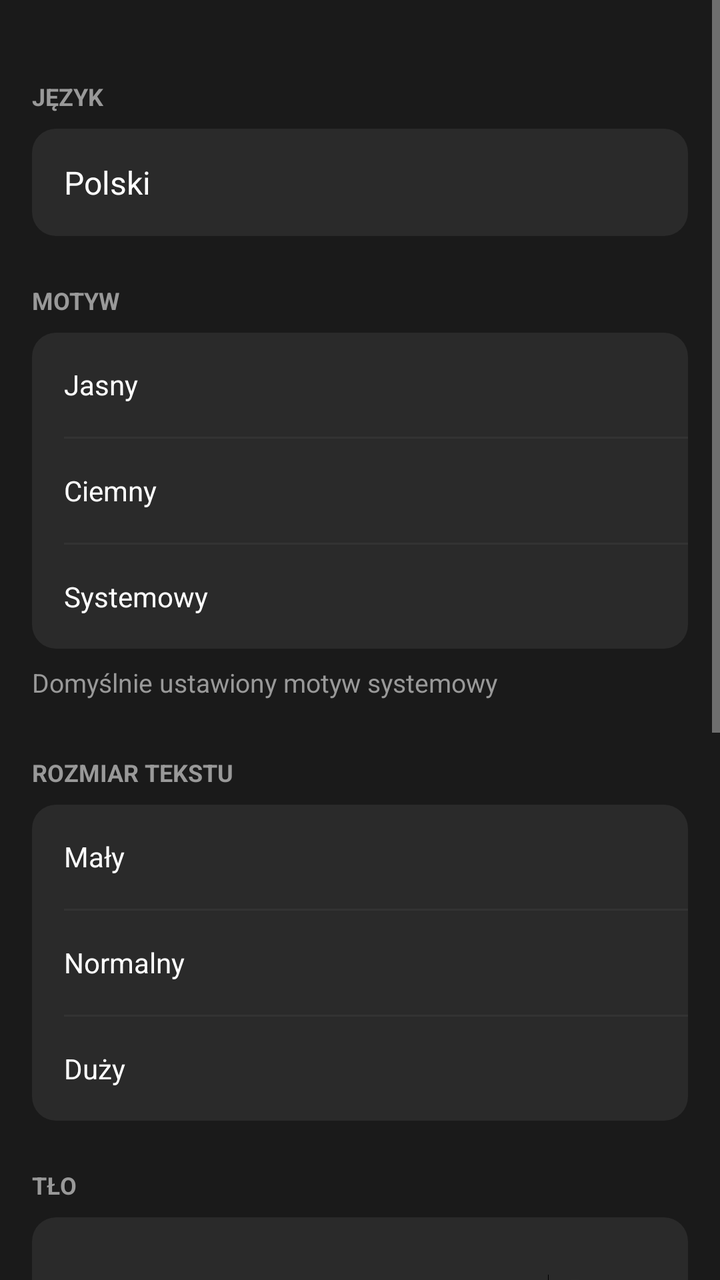
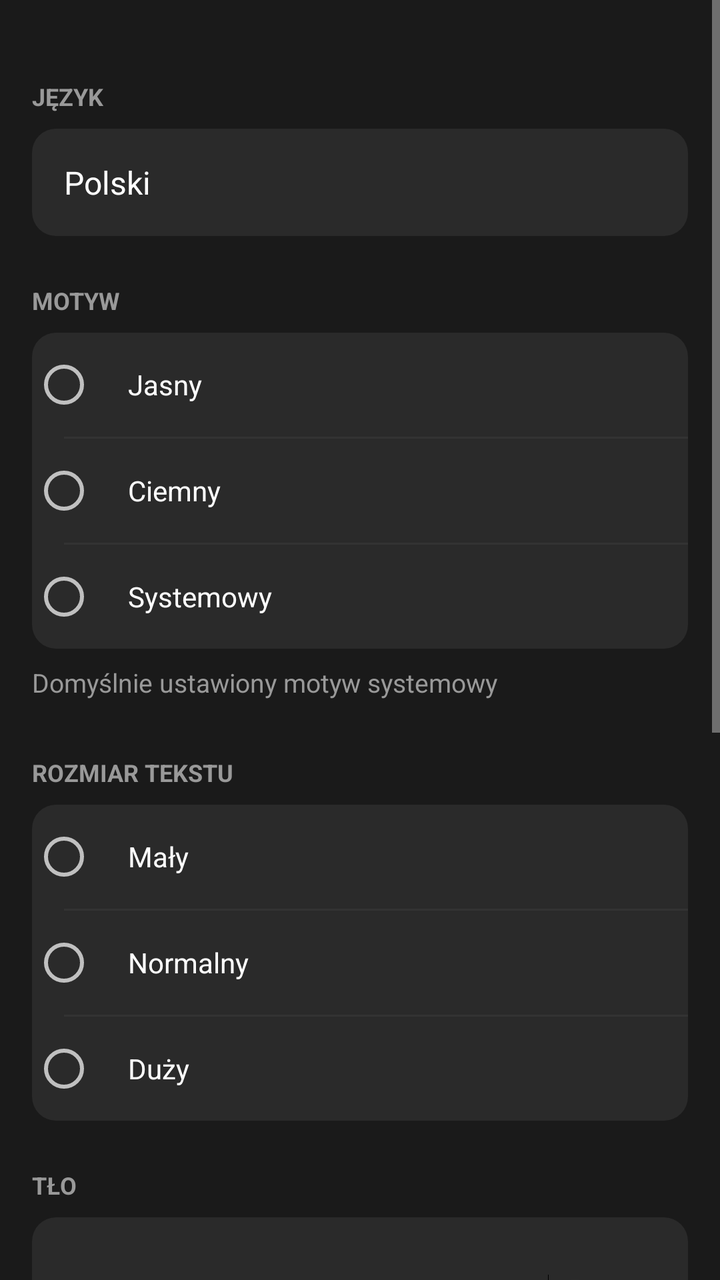

The first picture is an Android layout as it rendered before a commit; the second is the same layout after the commit. The layout source and the unified diff follow.
<!-- AndroidManifest.xml: application theme Theme.MarkaLista -->
<!-- res/layout/activity_settings.xml -->
<?xml version="1.0" encoding="utf-8"?>
<ScrollView xmlns:android="http://schemas.android.com/apk/res/android"
    android:layout_width="match_parent"
    android:layout_height="match_parent"
    android:background="#1a1a1a">

    <LinearLayout
        android:layout_width="match_parent"
        android:layout_height="wrap_content"
        android:orientation="vertical"
        android:paddingTop="16dp"
        android:paddingBottom="32dp">

        
        <TextView
            android:layout_width="match_parent"
            android:layout_height="wrap_content"
            android:text="JĘZYK"
            android:textColor="#999999"
            android:textSize="12sp"
            android:textStyle="bold"
            android:paddingLeft="16dp"
            android:paddingRight="16dp"
            android:paddingTop="24dp"
            android:paddingBottom="8dp" />

        <FrameLayout
            android:layout_width="match_parent"
            android:layout_height="wrap_content"
            android:layout_marginLeft="16dp"
            android:layout_marginRight="16dp"
            android:background="@drawable/card_background"
            android:padding="16dp">
            <TextView
                android:layout_width="match_parent"
                android:layout_height="wrap_content"
                android:text="Polski"
                android:textColor="#FFFFFF"
                android:textSize="16sp" />
        </FrameLayout>

        
        <TextView
            android:layout_width="match_parent"
            android:layout_height="wrap_content"
            android:text="MOTYW"
            android:textColor="#999999"
            android:textSize="12sp"
            android:textStyle="bold"
            android:paddingLeft="16dp"
            android:paddingRight="16dp"
            android:paddingTop="24dp"
            android:paddingBottom="8dp" />

        <LinearLayout
            android:layout_width="match_parent"
            android:layout_height="wrap_content"
            android:layout_marginLeft="16dp"
            android:layout_marginRight="16dp"
            android:orientation="vertical"
            android:background="@drawable/card_background">

            <RadioGroup
                android:id="@+id/themeGroup"
                android:layout_width="match_parent"
                android:layout_height="wrap_content"
                android:orientation="vertical">

                <RadioButton
                    android:id="@+id/themeLight"
                    android:layout_width="match_parent"
                    android:layout_height="52dp"
                    android:text="Jasny"
                    android:textColor="#FFFFFF"
                    android:gravity="center_vertical"
                    android:paddingLeft="16dp"
                    android:paddingRight="16dp"
                    android:button="@null"
                    android:drawableEnd="?attr/listChoiceIndicatorMultiple" />

                <View
                    android:layout_width="match_parent"
                    android:layout_height="1dp"
                    android:layout_marginLeft="16dp"
                    android:background="#333333" />

                <RadioButton
                    android:id="@+id/themeDark"
                    android:layout_width="match_parent"
                    android:layout_height="52dp"
                    android:text="Ciemny"
                    android:textColor="#FFFFFF"
                    android:gravity="center_vertical"
                    android:paddingLeft="16dp"
                    android:paddingRight="16dp"
                    android:button="@null"
                    android:drawableEnd="?attr/listChoiceIndicatorMultiple" />

                <View
                    android:layout_width="match_parent"
                    android:layout_height="1dp"
                    android:layout_marginLeft="16dp"
                    android:background="#333333" />

                <RadioButton
                    android:id="@+id/themeSystem"
                    android:layout_width="match_parent"
                    android:layout_height="52dp"
                    android:text="Systemowy"
                    android:textColor="#FFFFFF"
                    android:gravity="center_vertical"
                    android:paddingLeft="16dp"
                    android:paddingRight="16dp"
                    android:button="@null"
                    android:drawableEnd="?attr/listChoiceIndicatorMultiple" />
            </RadioGroup>
        </LinearLayout>

        <TextView
            android:layout_width="match_parent"
            android:layout_height="wrap_content"
            android:text="Domyślnie ustawiony motyw systemowy"
            android:textColor="#999999"
            android:textSize="13sp"
            android:paddingLeft="16dp"
            android:paddingRight="16dp"
            android:paddingTop="8dp"
            android:layout_marginBottom="4dp" />

        
        <TextView
            android:layout_width="match_parent"
            android:layout_height="wrap_content"
            android:text="ROZMIAR TEKSTU"
            android:textColor="#999999"
            android:textSize="12sp"
            android:textStyle="bold"
            android:paddingLeft="16dp"
            android:paddingRight="16dp"
            android:paddingTop="24dp"
            android:paddingBottom="8dp" />

        <LinearLayout
            android:layout_width="match_parent"
            android:layout_height="wrap_content"
            android:layout_marginLeft="16dp"
            android:layout_marginRight="16dp"
            android:orientation="vertical"
            android:background="@drawable/card_background">

            <RadioGroup
                android:id="@+id/textSizeGroup"
                android:layout_width="match_parent"
                android:layout_height="wrap_content"
                android:orientation="vertical">

                <RadioButton
                    android:id="@+id/textSmall"
                    android:layout_width="match_parent"
                    android:layout_height="52dp"
                    android:text="Mały"
                    android:textColor="#FFFFFF"
                    android:gravity="center_vertical"
                    android:paddingLeft="16dp"
                    android:paddingRight="16dp"
                    android:button="@null"
                    android:drawableEnd="?attr/listChoiceIndicatorMultiple" />

                <View
                    android:layout_width="match_parent"
                    android:layout_height="1dp"
                    android:layout_marginLeft="16dp"
                    android:background="#333333" />

                <RadioButton
                    android:id="@+id/textNormal"
                    android:layout_width="match_parent"
                    android:layout_height="52dp"
                    android:text="Normalny"
                    android:textColor="#FFFFFF"
                    android:gravity="center_vertical"
                    android:paddingLeft="16dp"
                    android:paddingRight="16dp"
                    android:button="@null"
                    android:drawableEnd="?attr/listChoiceIndicatorMultiple" />

                <View
                    android:layout_width="match_parent"
                    android:layout_height="1dp"
                    android:layout_marginLeft="16dp"
                    android:background="#333333" />

                <RadioButton
                    android:id="@+id/textLarge"
                    android:layout_width="match_parent"
                    android:layout_height="52dp"
                    android:text="Duży"
                    android:textColor="#FFFFFF"
                    android:gravity="center_vertical"
                    android:paddingLeft="16dp"
                    android:paddingRight="16dp"
                    android:button="@null"
                    android:drawableEnd="?attr/listChoiceIndicatorMultiple" />
            </RadioGroup>
        </LinearLayout>

        
        <TextView
            android:layout_width="match_parent"
            android:layout_height="wrap_content"
            android:text="TŁO"
            android:textColor="#999999"
            android:textSize="12sp"
            android:textStyle="bold"
            android:paddingLeft="16dp"
            android:paddingRight="16dp"
            android:paddingTop="24dp"
            android:paddingBottom="8dp" />

        <LinearLayout
            android:layout_width="match_parent"
            android:layout_height="wrap_content"
            android:layout_marginLeft="16dp"
            android:layout_marginRight="16dp"
            android:orientation="vertical"
            android:background="@drawable/card_background"
            android:padding="16dp">

            <LinearLayout
                android:layout_width="match_parent"
                android:layout_height="52dp"
                android:orientation="horizontal"
                android:gravity="center_vertical">

                <TextView
                    android:layout_width="0dp"
                    android:layout_height="wrap_content"
                    android:layout_weight="1"
                    android:text="Tapeta"
                    android:textColor="#FFFFFF"
                    android:textSize="16sp" />

                <Switch
                    android:id="@+id/wallpaperSwitch"
                    android:layout_width="wrap_content"
                    android:layout_height="wrap_content" />
            </LinearLayout>
        </LinearLayout>

        
        <TextView
            android:layout_width="match_parent"
            android:layout_height="wrap_content"
            android:text="LISTA"
            android:textColor="#999999"
            android:textSize="12sp"
            android:textStyle="bold"
            android:paddingLeft="16dp"
            android:paddingRight="16dp"
            android:paddingTop="24dp"
            android:paddingBottom="8dp" />

        <LinearLayout
            android:layout_width="match_parent"
            android:layout_height="wrap_content"
            android:layout_marginLeft="16dp"
            android:layout_marginRight="16dp"
            android:orientation="vertical"
            android:background="@drawable/card_background">

            <LinearLayout
                android:layout_width="match_parent"
                android:layout_height="52dp"
                android:orientation="horizontal"
                android:gravity="center_vertical"
                android:paddingLeft="16dp"
                android:paddingRight="16dp">

                <TextView
                    android:layout_width="0dp"
                    android:layout_height="wrap_content"
                    android:layout_weight="1"
                    android:text="Potwierdź czyszczenie"
                    android:textColor="#FFFFFF"
                    android:textSize="16sp" />

                <Switch
                    android:id="@+id/confirmClearSwitch"
                    android:layout_width="wrap_content"
                    android:layout_height="wrap_content" />
            </LinearLayout>

            <View
                android:layout_width="match_parent"
                android:layout_height="1dp"
                android:layout_marginLeft="16dp"
                android:background="#333333" />

            <LinearLayout
                android:layout_width="match_parent"
                android:layout_height="52dp"
                android:orientation="horizontal"
                android:gravity="center_vertical"
                android:paddingLeft="16dp"
                android:paddingRight="16dp">

                <TextView
                    android:layout_width="0dp"
                    android:layout_height="wrap_content"
                    android:layout_weight="1"
                    android:text="Potwierdź usuwanie"
                    android:textColor="#FFFFFF"
                    android:textSize="16sp" />

                <Switch
                    android:id="@+id/confirmDeleteSwitch"
                    android:layout_width="wrap_content"
                    android:layout_height="wrap_content" />
            </LinearLayout>

            <View
                android:layout_width="match_parent"
                android:layout_height="1dp"
                android:layout_marginLeft="16dp"
                android:background="#333333" />

            <LinearLayout
                android:layout_width="match_parent"
                android:layout_height="52dp"
                android:orientation="horizontal"
                android:gravity="center_vertical"
                android:paddingLeft="16dp"
                android:paddingRight="16dp">

                <TextView
                    android:layout_width="0dp"
                    android:layout_height="wrap_content"
                    android:layout_weight="1"
                    android:text="Włącz ekran"
                    android:textColor="#FFFFFF"
                    android:textSize="16sp" />

                <Switch
                    android:id="@+id/keepScreenOnSwitch"
                    android:layout_width="wrap_content"
                    android:layout_height="wrap_content" />
            </LinearLayout>
        </LinearLayout>

        
        <TextView
            android:layout_width="match_parent"
            android:layout_height="wrap_content"
            android:text="O APLIKACJI"
            android:textColor="#999999"
            android:textSize="12sp"
            android:textStyle="bold"
            android:paddingLeft="16dp"
            android:paddingRight="16dp"
            android:paddingTop="24dp"
            android:paddingBottom="8dp" />

        <LinearLayout
            android:layout_width="match_parent"
            android:layout_height="wrap_content"
            android:layout_marginLeft="16dp"
            android:layout_marginRight="16dp"
            android:orientation="vertical"
            android:background="@drawable/card_background"
            android:padding="16dp">

            <LinearLayout
                android:layout_width="match_parent"
                android:layout_height="wrap_content"
                android:orientation="vertical"
                android:gravity="center_horizontal">

                <TextView
                    android:layout_width="wrap_content"
                    android:layout_height="wrap_content"
                    android:text="MarkaLista"
                    android:textColor="#FFFFFF"
                    android:textSize="22sp"
                    android:textStyle="bold"
                    android:layout_marginBottom="4dp" />

                <TextView
                    android:layout_width="wrap_content"
                    android:layout_height="wrap_content"
                    android:text="Shopping List"
                    android:textColor="#999999"
                    android:textSize="14sp" />
            </LinearLayout>

            <View
                android:layout_width="match_parent"
                android:layout_height="1dp"
                android:layout_marginTop="16dp"
                android:layout_marginBottom="16dp"
                android:background="#333333" />

            <LinearLayout
                android:layout_width="match_parent"
                android:layout_height="wrap_content"
                android:orientation="horizontal">

                <TextView
                    android:layout_width="0dp"
                    android:layout_height="wrap_content"
                    android:layout_weight="1"
                    android:text="Wersja"
                    android:textColor="#FFFFFF"
                    android:textSize="16sp" />

                <TextView
                    android:layout_width="wrap_content"
                    android:layout_height="wrap_content"
                    android:text="0.1-beta"
                    android:textColor="#999999"
                    android:textSize="16sp" />
            </LinearLayout>
        </LinearLayout>

    </LinearLayout>
</ScrollView>
<!-- resources referenced by this layout -->
<resources>
  <!-- drawable card_background (drawable) -->
  <?xml version="1.0" encoding="utf-8"?>
  <shape xmlns:android="http://schemas.android.com/apk/res/android"
      android:shape="rectangle">
      <solid android:color="#2a2a2a" />
      <corners android:radius="12dp" />
  </shape>
  <style name="Theme.MarkaLista" parent="Theme.AppCompat.NoActionBar">
          <item name="colorPrimary">@color/black</item>
          <item name="colorPrimaryDark">@color/black</item>
          <item name="colorAccent">@color/red</item>
      </style>
  <color name="black">#1a1a1a</color>
  <color name="red">#FF0000</color>
</resources>

<!-- the commit's change to res/layout/activity_settings.xml (unified diff, before → after) -->
@@ -74,9 +74,7 @@
                     android:textColor="#FFFFFF"
                     android:gravity="center_vertical"
                     android:paddingLeft="16dp"
-                    android:paddingRight="16dp"
-                    android:button="@null"
-                    android:drawableEnd="?attr/listChoiceIndicatorMultiple" />
+                    android:paddingRight="16dp" />
 
                 <View
                     android:layout_width="match_parent"
@@ -92,9 +90,7 @@
                     android:textColor="#FFFFFF"
                     android:gravity="center_vertical"
                     android:paddingLeft="16dp"
-                    android:paddingRight="16dp"
-                    android:button="@null"
-                    android:drawableEnd="?attr/listChoiceIndicatorMultiple" />
+                    android:paddingRight="16dp" />
 
                 <View
                     android:layout_width="match_parent"
@@ -110,9 +106,7 @@
                     android:textColor="#FFFFFF"
                     android:gravity="center_vertical"
                     android:paddingLeft="16dp"
-                    android:paddingRight="16dp"
-                    android:button="@null"
-                    android:drawableEnd="?attr/listChoiceIndicatorMultiple" />
+                    android:paddingRight="16dp" />
             </RadioGroup>
         </LinearLayout>
 
@@ -162,9 +156,7 @@
                     android:textColor="#FFFFFF"
                     android:gravity="center_vertical"
                     android:paddingLeft="16dp"
-                    android:paddingRight="16dp"
-                    android:button="@null"
-                    android:drawableEnd="?attr/listChoiceIndicatorMultiple" />
+                    android:paddingRight="16dp" />
 
                 <View
                     android:layout_width="match_parent"
@@ -180,9 +172,7 @@
                     android:textColor="#FFFFFF"
                     android:gravity="center_vertical"
                     android:paddingLeft="16dp"
-                    android:paddingRight="16dp"
-                    android:button="@null"
-                    android:drawableEnd="?attr/listChoiceIndicatorMultiple" />
+                    android:paddingRight="16dp" />
 
                 <View
                     android:layout_width="match_parent"
@@ -198,9 +188,7 @@
                     android:textColor="#FFFFFF"
                     android:gravity="center_vertical"
                     android:paddingLeft="16dp"
-                    android:paddingRight="16dp"
-                    android:button="@null"
-                    android:drawableEnd="?attr/listChoiceIndicatorMultiple" />
+                    android:paddingRight="16dp" />
             </RadioGroup>
         </LinearLayout>
 
